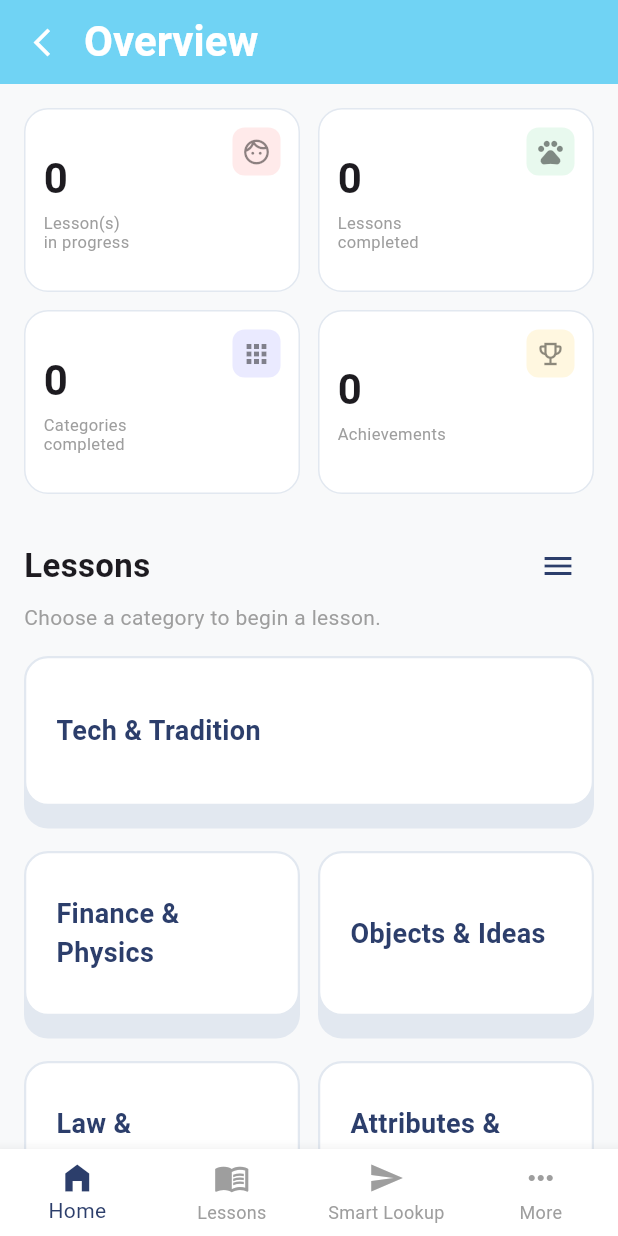
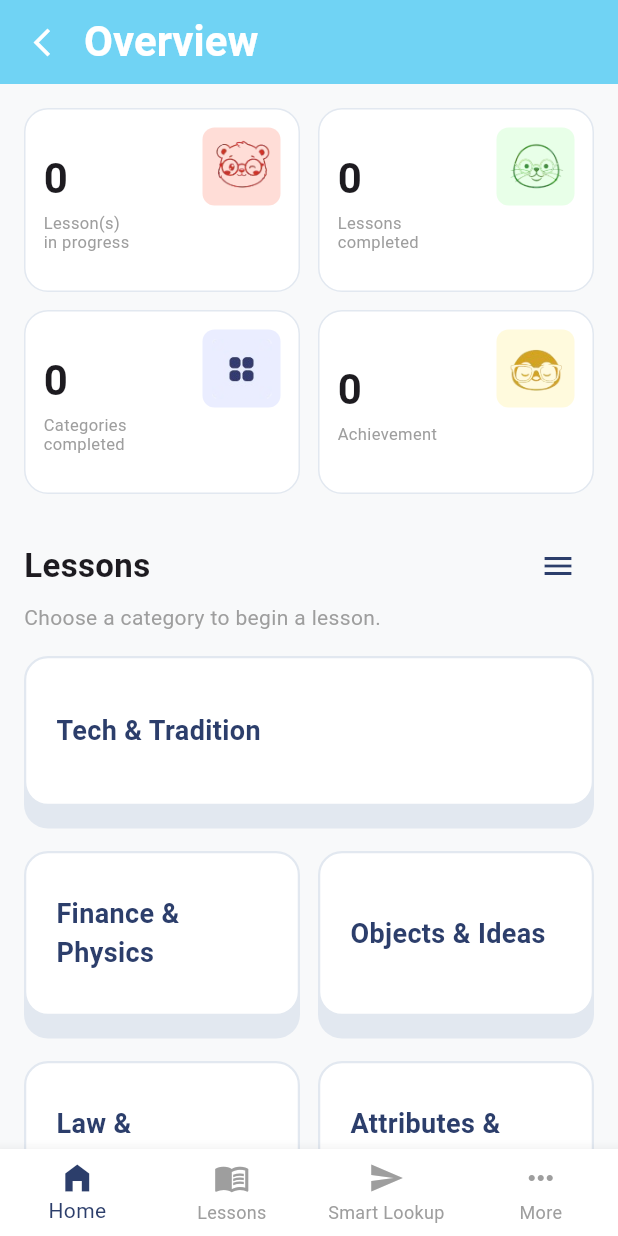
Before and after one commit to kempisjanvher-boop/Smart-Sense-Tutor, a Flutter app: the HomeScreen screen opened directly, on a phone screen of 412 x 824 dp. Run offline on Flutter 3.47's test engine with Material 3 defaults, Android fonts, the phone set to English and light mode, and no system bars.

Commit message:
added features

```diff
--- a/lib/homescreen.dart
+++ b/lib/homescreen.dart
@@ -2,6 +2,8 @@ import 'package:flutter/material.dart';
 import 'levelmap.dart';
 import 'lessondata.dart';
 import 'progress.dart';
+import 'smartlookup.dart';
+import 'achievement.dart';
 
 class HomeScreen extends StatefulWidget {
   const HomeScreen({super.key});
@@ -63,28 +65,43 @@ class _HomeScreenState extends State<HomeScreen> {
               childAspectRatio: 1.5,
               children: [
                 _buildStatCard(
-                  ProgressService.getTotalInProgress().toString(),
+                  ProgressService.getCategoriesCompleted().toString(),
                   "Lesson(s)\nin progress",
-                  const Color(0xFFFFEAEA),
-                  Icons.face_outlined,
+                  const Color(0xFFFFDDD7),
+                  Image.asset("asset/lessonicon.png", width: 40, height: 40),
                 ),
                 _buildStatCard(
-                  ProgressService.getTotalCompletedAll().toString(),
+                  ProgressService.getCategoriesCompleted().toString(),
                   "Lessons\ncompleted",
-                  const Color(0xFFE8F9EE),
-                  Icons.pets_outlined,
+                  const Color(0xFFE8FFE8),
+                  Image.asset("asset/completedicon.png", width: 40, height: 40),
                 ),
                 _buildStatCard(
                   ProgressService.getCategoriesCompleted().toString(),
                   "Categories\ncompleted",
-                  const Color(0xFFEAEAFF),
-                  Icons.apps_outlined,
+                  const Color(0xFFEAEDFF),
+                  Image.asset("asset/categoriesicon.png", width: 40, height: 40),
                 ),
-                _buildStatCard(
-                  ProgressService.getTotalStars().toString(),
-                  "Achievements",
-                  const Color(0xFFFFF7E0),
-                  Icons.emoji_events_outlined,
+
+                // Wrap this 4th Achievement card to navigate on click!
+                GestureDetector(
+                  onTap: () {
+                    Navigator.push(
+                      context,
+                      MaterialPageRoute(builder: (context) => const AchievementsScreen()),
+                    );
+                  },
+                  child: _buildStatCard(
+                    ProgressService.getAchievementsUnlockedCount().toString(), // Dynamic unlocked number
+                    "Achievement",
+                    const Color(0xFFFFFADD),
+                    Image.asset(
+                      "asset/achievementicon.png",
+                      width: 40,
+                      height: 40,
+                      fit: BoxFit.contain,
+                    ),
+                  ),
                 ),
               ],
             ),
@@ -159,7 +176,14 @@ class _HomeScreenState extends State<HomeScreen> {
               );
               break;
 
-            //
+            case 2:
+              Navigator.pushReplacement(
+                context,
+                MaterialPageRoute(
+                  builder: (context) => const SmartLookup(),
+                ),
+              );
+              break;
           }
         },
         type: BottomNavigationBarType.fixed,
@@ -188,7 +212,7 @@ class _HomeScreenState extends State<HomeScreen> {
     );
   }
 
-  Widget _buildStatCard(String count, String label, Color iconBgColor, IconData fallback) {
+  Widget _buildStatCard(String count, String label, Color iconBgColor, Widget icon) {
     return Container(
       decoration: BoxDecoration(
         color: Colors.white,
@@ -216,7 +240,7 @@ class _HomeScreenState extends State<HomeScreen> {
             child: Container(
               padding: const EdgeInsets.all(6),
               decoration: BoxDecoration(color: iconBgColor, borderRadius: BorderRadius.circular(8)),
-              child: Icon(fallback, size: 20, color: Colors.black45),
+              child: icon,
             ),
           ),
         ],
--- a/lib/progress.dart
+++ b/lib/progress.dart
@@ -14,6 +14,49 @@ class ProgressService {
   static final Map<String, Map<int, int>> levelStars = {};
 
   // =========================
+  // ACHIEVEMENT TRACKING SYSTEM
+  // =========================
+  // Variables live directly in app RAM as requested
+  static bool _weekStreakActive = false;
+
+  static bool hasWeekStreak() => _weekStreakActive;
+
+  // Set this to true in your testing/debug menus to test the streak badge
+  static void setWeekStreak(bool active) {
+    _weekStreakActive = active;
+  }
+
+  /// Calculates how many perfect scores (3 Stars) the user has earned across all categories
+  static int getPerfectScores() {
+    int perfectCount = 0;
+    for (final categoryMap in levelStars.values) {
+      for (final stars in categoryMap.values) {
+        if (stars == 3) {
+          perfectCount++;
+        }
+      }
+    }
+    return perfectCount;
+  }
+
+  /// Checks if the user has completed at least one lesson total
+  static bool hasCompletedAtLeastOneLesson() {
+    for (final count in completedLessons.values) {
+      if (count > 0) return true;
+    }
+    return false;
+  }
+
+  /// Calculates total achievement badges completely unlocked (at 100%)
+  static int getAchievementsUnlockedCount() {
+    int count = 0;
+    if (hasWeekStreak()) count++;
+    if (getPerfectScores() >= 10) count++;
+    if (hasCompletedAtLeastOneLesson()) count++;
+    return count;
+  }
+
+  // =========================
   // COMPLETION LOGIC
   // =========================
 
@@ -26,8 +69,7 @@ class ProgressService {
   }
 
   static void addCompletion(String category) {
-    completedLessons[category] =
-        (completedLessons[category] ?? 0) + 1;
+    completedLessons[category] = (completedLessons[category] ?? 0) + 1;
   }
 
   static bool isCategoryCompleted(String category) {
@@ -38,25 +80,21 @@ class ProgressService {
 
   static int getTotalCompletedAll() {
     int total = 0;
-
     for (final category in totalLessons.keys) {
       if (isCategoryCompleted(category)) {
         total++;
       }
     }
-
     return total;
   }
 
   static int getCategoriesCompleted() {
     int count = 0;
-
     for (final category in totalLessons.keys) {
       if (isCategoryCompleted(category)) {
         count++;
       }
     }
-
     return count;
   }
 
@@ -80,7 +118,6 @@ class ProgressService {
 
   static void unlockNext(String category, int level) {
     final current = unlockedLevel[category] ?? 1;
-
     if (level >= current && current < 3) {
       unlockedLevel[category] = current + 1;
     }
@@ -94,6 +131,7 @@ class ProgressService {
     return levelStars[category]?[level] ?? 0;
   }
 
+  /// Saves level stars and naturally updates achievements
   static void setStars(String category, int level, int stars) {
     levelStars.putIfAbsent(category, () => {});
     levelStars[category]![level] = stars;
@@ -101,11 +139,9 @@ class ProgressService {
 
   static int getTotalStars() {
     int total = 0;
-
     for (final cat in levelStars.values) {
       total += cat.values.fold(0, (a, b) => a + b);
     }
-
     return total;
   }
 }
```
Also changed, not shown: lib/achievement.dart (added, +191 -0 lines), lib/lessondata.dart (+10 -0 lines), lib/smartlookup.dart (added, +309 -0 lines), pubspec.yaml (+12 -0 lines), asset/achievement.png (added), asset/bronze.png (added), asset/categoriesicon.png, asset/conqueror.png (added), asset/gold.png (added), asset/legend.png (added), asset/perfectscore.png (added), asset/silver.png (added), asset/smartlookup.png (added).
